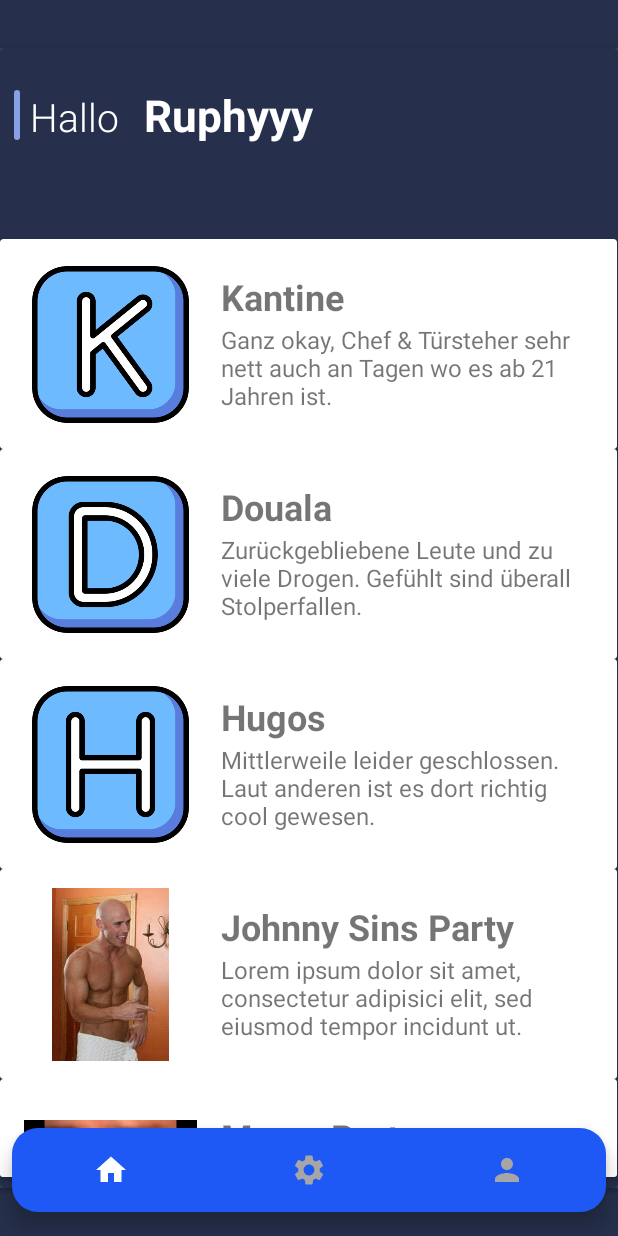
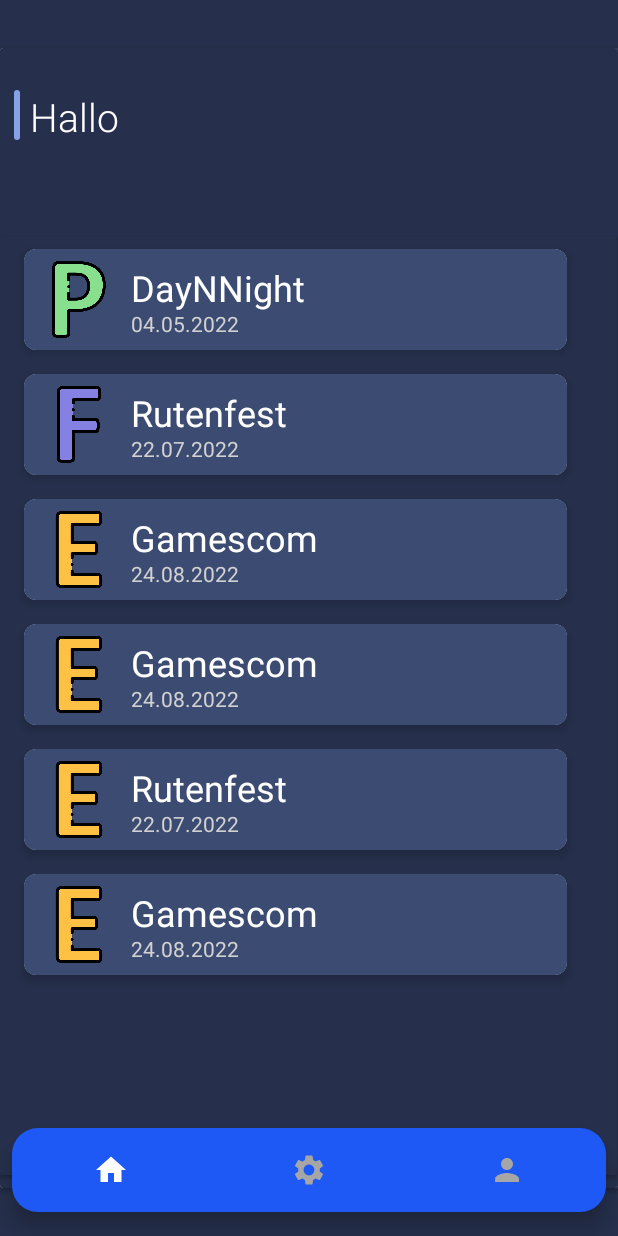
Before and after one commit to sleepysng/evenager, an Android app: the MainActivity screen opened directly, with no data from a screen before it, on a phone screen of 412 x 824 dp. Run offline under Robolectric (Android 15) with nearby library versions, the phone set to English and light mode, and no system bars; our stand-ins replace Volley.

Commit message:
Changed some Layouts from RecyclerView and Login. Fixed that Creator-accounts can't login to normal App

```diff
--- a/app/src/main/java/com/example/eventeger/MainActivity.java
+++ b/app/src/main/java/com/example/eventeger/MainActivity.java
@@ -29,7 +29,6 @@ import com.android.volley.RequestQueue;
 import com.android.volley.toolbox.Volley;
 import com.google.gson.Gson;
 
-
 import org.json.JSONException;
 
 import java.util.ArrayList;
@@ -43,9 +42,8 @@ public class MainActivity extends AppCompatActivity {
     BottomNavigationView navi;
     TextView username_home, username_pr;
 
-
     TextView username, fullname, email, birthday;
-    private static String nickname = LoginActivity.nickname;
+    private String nickname = LoginActivity.nickname;
     private ImageView imageViewUser;
 
 
@@ -53,7 +51,7 @@ public class MainActivity extends AppCompatActivity {
 
     RecyclerView recyclerView;
     String s1[], s2[];
-    int[] images = {R.drawable.logo_k, R.drawable.logo_d, R.drawable.logo_h, R.drawable.johnnysinsblancket, R.drawable.kekw, R.drawable.mcmahon, R.drawable.montebrille, R.drawable.re};
+    private final int[] images = {R.drawable.p,R.drawable.f,R.drawable.e,R.drawable.e,R.drawable.e,R.drawable.e,R.drawable.e};
     int i = 1;
 
     protected void onCreate(Bundle savedInstanceState) {
@@ -63,7 +61,7 @@ public class MainActivity extends AppCompatActivity {
 
         //--------home------- //
         username_home = findViewById(R.id.textUsername1);
-
+        username_home.setText(nickname);
         profile = findViewById(R.id.profile);
         settings = findViewById(R.id.setting);
         home = findViewById(R.id.home);
@@ -128,8 +126,8 @@ public class MainActivity extends AppCompatActivity {
 
     public void s() {
         recyclerView = findViewById(R.id.eventRecycler);
-        s1 = getResources().getStringArray(R.array.letters);
-        s2 = getResources().getStringArray(R.array.description);
+        s1 = getResources().getStringArray(R.array.events);
+        s2 = getResources().getStringArray(R.array.dates);
         MyAdapter ma = new MyAdapter(this, s1, s2, images);
         recyclerView.setAdapter(ma);
         recyclerView.setLayoutManager(new LinearLayoutManager(this));
--- a/app/src/main/java/com/example/eventeger/MyAdapter.java
+++ b/app/src/main/java/com/example/eventeger/MyAdapter.java
@@ -1,29 +1,35 @@
 package com.example.eventeger;
+
+import android.app.AlertDialog;
 import android.content.Context;
+import android.content.DialogInterface;
 import android.content.Intent;
 import android.view.LayoutInflater;
 import android.view.View;
 import android.view.ViewGroup;
+import android.widget.ImageButton;
 import android.widget.ImageView;
 import android.widget.TextView;
 
 import androidx.annotation.NonNull;
-import androidx.constraintlayout.widget.ConstraintLayout;
 import androidx.recyclerview.widget.RecyclerView;
 
-import java.util.List;
+import com.example.eventeger.EventDetail;
+import com.example.eventeger.R;
 
 public class MyAdapter extends RecyclerView.Adapter<MyAdapter.MyViewHolder> {
 
-    String s1[], s2[];
-    int images[];
+    String[] s1, s2;
+    int[] images;
     Context context;
 
-    public MyAdapter(Context context,String s1[], String s2[], int images[] ){
+    public MyAdapter(Context context, String[] s1, String[] s2, int[] images){
         this.context = context;
         this.s1 = s1;
         this.s2 = s2;
         this.images = images;
+        for (int s : images)
+            System.out.println(s);
     }
 
     @NonNull
@@ -36,27 +42,19 @@ public class MyAdapter extends RecyclerView.Adapter<MyAdapter.MyViewHolder> {
         return new MyViewHolder(view);
     }
 
-
-
-
     @Override
-    public void onBindViewHolder(@NonNull MyViewHolder holder, int position) {
+    public void onBindViewHolder(@NonNull MyViewHolder holder, final int position) {
         holder.myText1.setText(s1[position]);
         holder.myText2.setText(s2[position]);
         holder.myImage.setImageResource(images[position]);
 
-        holder.mainLayout.setOnClickListener(new View.OnClickListener() {
+        holder.itemView.setOnClickListener(new View.OnClickListener() {
             @Override
             public void onClick(View view) {
-                Intent intent = new Intent(context, EventDetail.class);
-                intent.putExtra("s1", s1[position]);
-                intent.putExtra("s2", s2[position]);
-                intent.putExtra("myImage", images[position]);
-                context.startActivity(intent);
+                Intent i = new Intent(context, EventDetail.class);
+                context.startActivity(i);
             }
         });
-
-
     }
 
     @Override
@@ -68,15 +66,14 @@ public class MyAdapter extends RecyclerView.Adapter<MyAdapter.MyViewHolder> {
 
         TextView myText1, myText2;
         ImageView myImage;
-        ConstraintLayout mainLayout;
+        ImageButton editEvent, deleteEvent;
 
         public MyViewHolder(@NonNull View itemView) {
             super(itemView);
-            myText1 = itemView.findViewById(R.id.myText1);
-            myText2 = itemView.findViewById(R.id.myText2);
-            myImage = itemView.findViewById(R.id.myImageView);
-            mainLayout = itemView.findViewById(R.id.mainLayout);
+            myText1 = itemView.findViewById(R.id.eventTopic);
+            myText2 = itemView.findViewById(R.id.eventDate);
+            myImage = itemView.findViewById(R.id.eventKind);
+
         }
     }
-
 }
--- a/app/src/main/java/com/example/eventeger/SplashActivity.java
+++ b/app/src/main/java/com/example/eventeger/SplashActivity.java
@@ -14,7 +14,7 @@ public class SplashActivity extends AppCompatActivity {
         super.onCreate(savedInstanceState);
         setContentView(R.layout.activity_splash);
 
-        final Intent i = new Intent(SplashActivity.this, RegisterActivity.class);
+        final Intent i = new Intent(SplashActivity.this, LoginActivity.class);
         new Handler().postDelayed(() -> {
             startActivity(i);
             finish();
--- a/app/src/main/res/layout/activity_main.xml
+++ b/app/src/main/res/layout/activity_main.xml
@@ -52,7 +52,7 @@
                 android:fontFamily="sans-serif-light"
                 android:text="Hallo"
                 android:textColor="#FFFFFF"
-                android:textSize="26dp"
+                android:textSize="26sp"
                 app:layout_constraintStart_toStartOf="parent"
                 app:layout_constraintTop_toTopOf="parent" />
 
@@ -70,6 +70,7 @@
                 android:id="@+id/eventList"
                 android:layout_width="411dp"
                 android:layout_height="625dp"
+                android:backgroundTint="#26304C"
                 app:layout_constraintBottom_toBottomOf="parent"
                 app:layout_constraintEnd_toEndOf="parent"
                 app:layout_constraintHorizontal_bias="0.0"
@@ -78,30 +79,36 @@
                 app:layout_constraintVertical_bias="0.88">
 
 
-                <androidx.recyclerview.widget.RecyclerView
-                    android:id="@+id/eventRecycler"
+                <androidx.constraintlayout.widget.ConstraintLayout
                     android:layout_width="match_parent"
-                    android:layout_height="match_parent"
-                    android:background="#26304C" />
+                    android:layout_height="match_parent">
+
+                    <androidx.recyclerview.widget.RecyclerView
+                        android:id="@+id/eventRecycler"
+                        android:layout_width="394dp"
+                        android:layout_height="504dp"
+                        android:background="#26304C"
+                        app:layout_constraintStart_toStartOf="parent"
+                        app:layout_constraintTop_toTopOf="parent" />
+                </androidx.constraintlayout.widget.ConstraintLayout>
 
             </androidx.cardview.widget.CardView>
 
             <TextView
                 android:id="@+id/textUsername1"
-                android:layout_width="121dp"
-                android:layout_height="48dp"
-                android:text="Ruphyyy
-"
+                android:layout_width="111dp"
+                android:layout_height="35dp"
+                android:text="strName"
                 android:textAlignment="viewStart"
                 android:textColor="#ffffff"
-                android:textSize="29dp"
+                android:textSize="26sp"
                 android:textStyle="bold"
                 app:layout_constraintBottom_toBottomOf="parent"
                 app:layout_constraintEnd_toEndOf="parent"
-                app:layout_constraintHorizontal_bias="0.080"
+                app:layout_constraintHorizontal_bias="0.031"
                 app:layout_constraintStart_toEndOf="@+id/home_text"
                 app:layout_constraintTop_toTopOf="parent"
-                app:layout_constraintVertical_bias="0.035" />
+                app:layout_constraintVertical_bias="0.038" />
 
         </androidx.constraintlayout.widget.ConstraintLayout>
 
@@ -252,9 +259,13 @@
 
     <androidx.cardview.widget.CardView
         android:id="@+id/setting"
-        android:layout_width="match_parent"
-        android:layout_height="wrap_content"
-        android:visibility="gone">
+        android:layout_width="fill_parent"
+        android:layout_height="fill_parent"
+        android:visibility="gone"
+        app:layout_constraintBottom_toBottomOf="parent"
+        app:layout_constraintEnd_toEndOf="parent"
+        app:layout_constraintStart_toStartOf="parent"
+        app:layout_constraintTop_toTopOf="parent">
 
         <androidx.constraintlayout.widget.ConstraintLayout
             android:layout_width="match_parent"
--- a/app/src/main/res/layout/row.xml
+++ b/app/src/main/res/layout/row.xml
@@ -1,79 +1,58 @@
-<?xml version="1.0" encoding="utf-8"?>
-<androidx.constraintlayout.widget.ConstraintLayout xmlns:android="http://schemas.android.com/apk/res/android"
+<androidx.cardview.widget.CardView xmlns:android="http://schemas.android.com/apk/res/android"
+    android:layout_width="match_parent"
+    android:layout_height="wrap_content"
     xmlns:app="http://schemas.android.com/apk/res-auto"
     xmlns:tools="http://schemas.android.com/tools"
-    android:orientation="vertical"
-    android:layout_width="match_parent"
-    android:layout_height="wrap_content"
-    android:id="@+id/mainLayout">
+    app:cardElevation="4dp"
+    app:cardCornerRadius="8dp"
+    android:layout_marginHorizontal="16dp"
+    android:layout_marginVertical="8dp">
 
-    <androidx.cardview.widget.CardView
+    <RelativeLayout
         android:layout_width="match_parent"
-        android:layout_height="140dp"
-        app:layout_constraintBottom_toBottomOf="parent"
+        android:layout_height="67dp"
+        android:background="#3C4B71"
+        android:padding="8dp"
         app:layout_constraintEnd_toEndOf="parent"
         app:layout_constraintStart_toStartOf="parent"
         app:layout_constraintTop_toTopOf="parent">
 
-        <androidx.constraintlayout.widget.ConstraintLayout
-            android:layout_width="match_parent"
-            android:layout_height="140dp">
 
-            <ImageView
-                android:id="@+id/myImageView"
-                android:layout_width="115dp"
-                android:layout_height="115dp"
-                android:adjustViewBounds="true"
-                android:scaleType="fitCenter"
-                app:layout_constraintBottom_toBottomOf="parent"
-                app:layout_constraintEnd_toEndOf="parent"
-                app:layout_constraintHorizontal_bias="0.054"
-                app:layout_constraintStart_toStartOf="parent"
-                app:layout_constraintTop_toTopOf="parent"
-                tools:ignore="MissingConstraints"
-                tools:srcCompat="@tools:sample/avatars" />
+        <ImageView
+            android:id="@+id/eventKind"
+            android:layout_width="57dp"
+            android:layout_height="59dp"
+            android:layout_alignParentStart="true"
+            android:layout_alignParentTop="true"
+            android:layout_alignParentBottom="true"
+            android:layout_marginStart="0dp"
+            android:layout_marginTop="0dp"
+            android:layout_marginBottom="0dp"
+            app:srcCompat="@drawable/p" />
 
-            <TextView
-                android:id="@+id/myText1"
-                android:layout_width="245dp"
-                android:layout_height="34dp"
-                android:layout_marginStart="16dp"
-                android:text="Title"
-                android:textAlignment="textStart"
-                android:textSize="24sp"
-                android:textStyle="bold"
-                app:layout_constraintBottom_toTopOf="@+id/myText2"
-                app:layout_constraintEnd_toEndOf="parent"
-                app:layout_constraintHorizontal_bias="0.0"
-                app:layout_constraintStart_toEndOf="@+id/myImageView"
-                app:layout_constraintTop_toTopOf="parent"
-                app:layout_constraintVertical_bias="1.0" />
+        <TextView
+            android:id="@+id/eventTopic"
+            android:layout_width="wrap_content"
+            android:layout_height="wrap_content"
+            android:layout_alignParentTop="true"
+            android:layout_marginStart="6dp"
+            android:layout_marginTop="1dp"
+            android:layout_toEndOf="@+id/eventKind"
+            android:text="BlackNWhite Party"
+            android:textColor="#FFFFFF"
+            android:textSize="24sp" />
 
-            <TextView
-                android:id="@+id/myText2"
-                android:layout_width="246dp"
-                android:layout_height="68dp"
-                android:layout_marginStart="16dp"
-                android:text="Describtion"
-                android:textAlignment="textStart"
-                android:textSize="16sp"
-                app:layout_constraintBottom_toBottomOf="parent"
-                app:layout_constraintEnd_toEndOf="parent"
-                app:layout_constraintHorizontal_bias="0.0"
-                app:layout_constraintStart_toEndOf="@+id/myImageView"
-                app:layout_constraintTop_toTopOf="parent"
-                app:layout_constraintVertical_bias="0.777" />
+        <TextView
+            android:id="@+id/eventDate"
+            android:layout_width="wrap_content"
+            android:layout_height="wrap_content"
+            android:layout_alignParentBottom="true"
+            android:layout_marginStart="6dp"
+            android:layout_marginBottom="0dp"
+            android:layout_toEndOf="@+id/eventKind"
+            android:text="24.05.2022"
+            android:textColor="#D1D1D1" />
+    </RelativeLayout>
 
-            <androidx.constraintlayout.widget.Barrier
-                android:layout_width="wrap_content"
-                android:layout_height="wrap_content"
-                android:layout_marginTop="120dp"
-                android:layout_marginEnd="411dp"
-                app:barrierDirection="bottom"
-                app:layout_constraintEnd_toEndOf="parent"
-                app:layout_constraintStart_toStartOf="parent"
-                app:layout_constraintTop_toTopOf="parent" />
 
-        </androidx.constraintlayout.widget.ConstraintLayout>
-    </androidx.cardview.widget.CardView>
-</androidx.constraintlayout.widget.ConstraintLayout>
+</androidx.cardview.widget.CardView>
--- a/app/src/main/res/values/strings.xml
+++ b/app/src/main/res/values/strings.xml
@@ -45,6 +45,28 @@
         <item>Spanisch</item>
     </string-array>
 
-
+    <string-array name="events">
+        <item>DayNNight</item>
+        <item>Rutenfest</item>
+        <item>Gamescom</item>
+        <item>Gamescom</item>
+        <item>Rutenfest</item>
+        <item>Gamescom</item>
+        <item>Gamescom</item>
+    </string-array>
+    <string-array name="dates">
+        <item>04.05.2022</item>
+        <item>22.07.2022</item>
+        <item>24.08.2022</item>
+        <item>24.08.2022</item>
+        <item>22.07.2022</item>
+        <item>24.08.2022</item>
+        <item>24.08.2022</item>
+    </string-array>
+    <string-array name="eventkind">
+        <item>Party</item>
+        <item>Festival</item>
+        <item>Event</item>
+    </string-array>
 
 </resources>
```
Also changed, not shown: app/src/main/java/com/example/eventeger/LoginActivity.java (+4 -3 lines), app/src/main/res/layout/activity_login.xml (+33 -14 lines), app/src/main/res/layout/activity_splash.xml (+46 -8 lines), app/src/main/res/drawable/e.png (added), app/src/main/res/drawable/f.png (added), app/src/main/res/drawable/p.png (added), app/src/main/res/drawable/partyicon.png (added).
